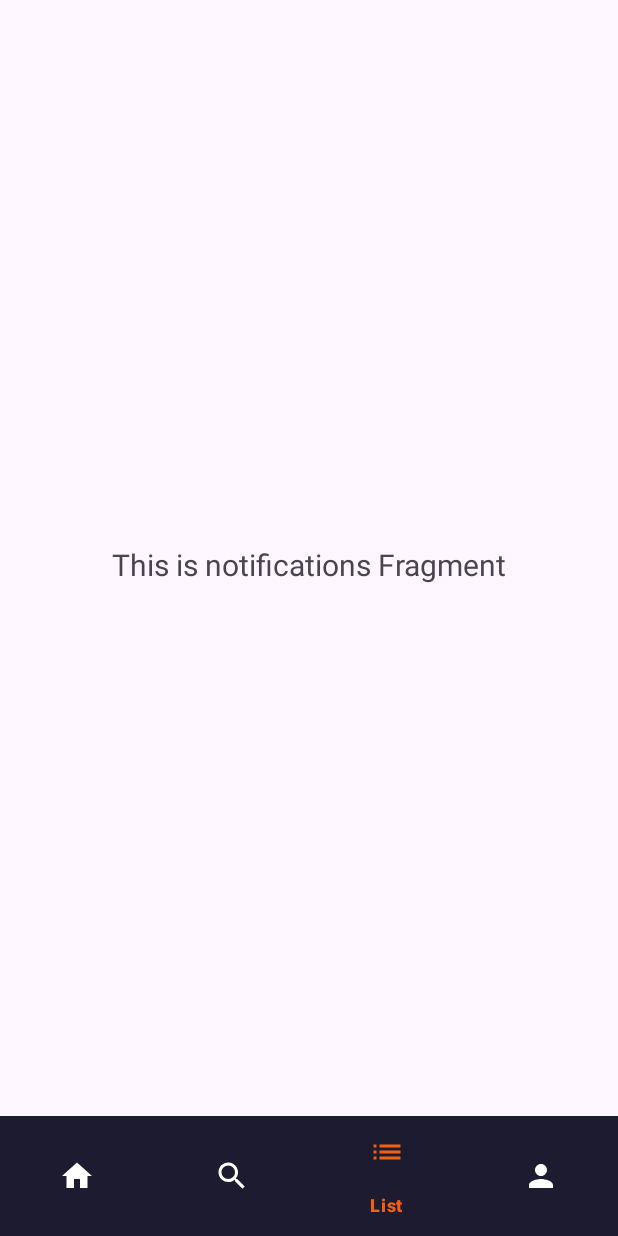
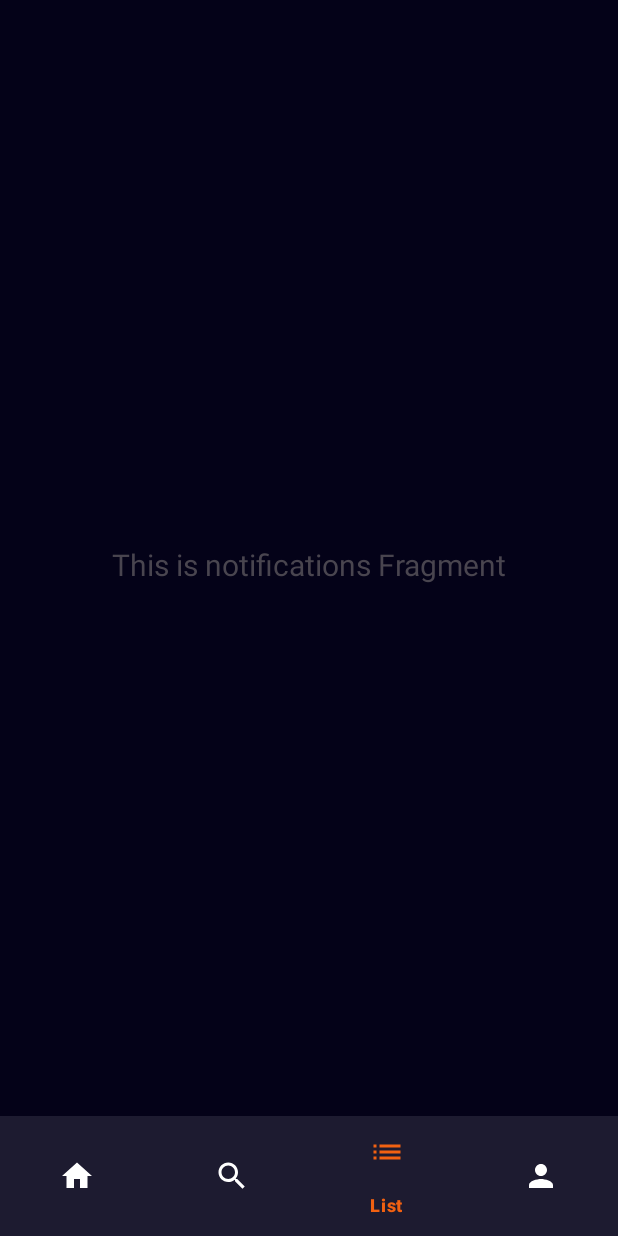
Before and after one commit to andrisptra/lahwibu-app, an Android app: the ListFragment screen opened through its navigation route, on a phone screen of 412 x 824 dp. Run offline under Robolectric (Android 15) with nearby library versions, the phone set to English and light mode, and no system bars; our stand-ins replace navigation-ui.

Commit message:
mengganti backgorund listfragment

```diff
--- a/app/src/main/res/layout/fragment_list.xml
+++ b/app/src/main/res/layout/fragment_list.xml
@@ -3,6 +3,7 @@
     xmlns:app="http://schemas.android.com/apk/res-auto"
     xmlns:tools="http://schemas.android.com/tools"
     android:layout_width="match_parent"
+    android:background="@color/dark_blue"
     android:layout_height="match_parent"
     tools:context=".ui.list.ListFragment">
 
```
